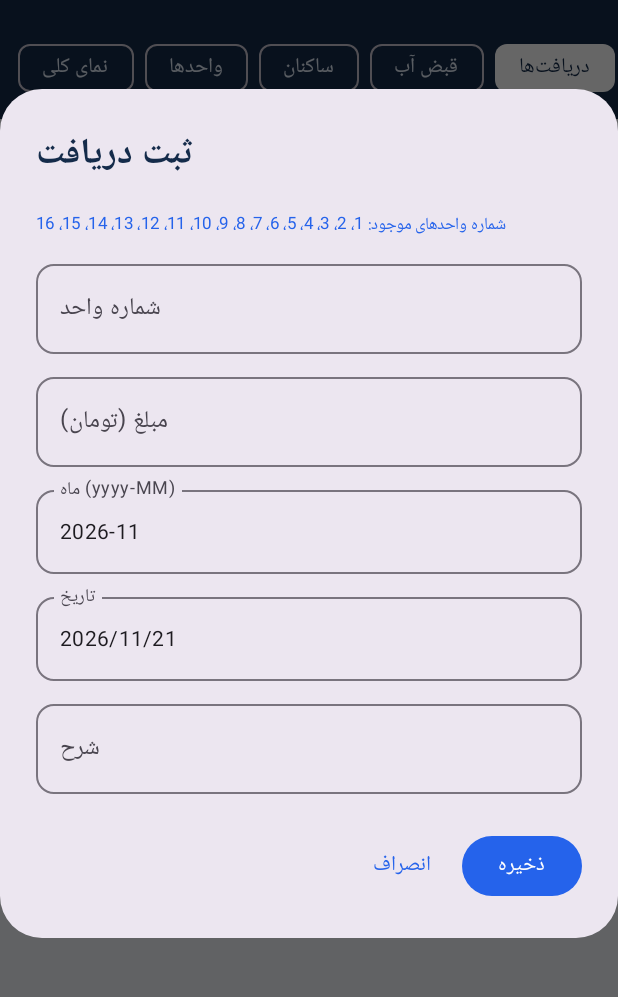
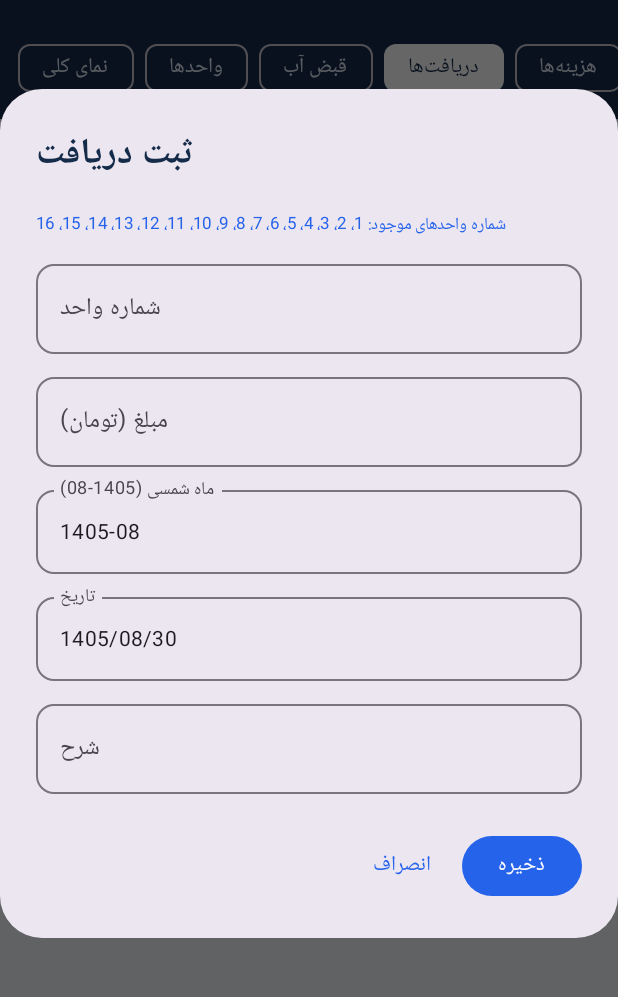
Before and after one commit to hajesi96/Sakhtemanmodir, an Android app built with Jetpack Compose: the screen it shows after launch (MainActivity), after a tap on "ثبت دریافت", on a phone screen of 412 x 824 dp, the part 104-1101 px from its top. Run offline under Robolectric (Android 15) with nearby library versions, the phone set to English and light mode, and no system bars; our stand-ins replace Room's generated code; 2 other taps on this screen came first.

Commit message:
Add files via upload

```diff
--- a/app/build.gradle.kts
+++ b/app/build.gradle.kts
@@ -12,8 +12,8 @@ android {
         applicationId = "ir.ehsan.building"
         minSdk = 24
         targetSdk = 35
-        versionCode = 2
-        versionName = "1.1.0"
+        versionCode = 3
+        versionName = "1.2.0"
     }
     buildFeatures { compose = true }
     compileOptions {
--- a/app/src/main/AndroidManifest.xml
+++ b/app/src/main/AndroidManifest.xml
@@ -1,5 +1,5 @@
 <manifest xmlns:android="http://schemas.android.com/apk/res/android">
-    <application android:allowBackup="true" android:label="مدیریت ساختمان" android:theme="@android:style/Theme.Material.Light.NoActionBar" android:supportsRtl="true">
+    <application android:icon="@mipmap/ic_launcher" android:roundIcon="@mipmap/ic_launcher_round" android:allowBackup="true" android:label="مدیریت ساختمان" android:theme="@android:style/Theme.Material.Light.NoActionBar" android:supportsRtl="true">
         <provider android:name="androidx.core.content.FileProvider" android:authorities="${applicationId}.provider" android:exported="false" android:grantUriPermissions="true"><meta-data android:name="android.support.FILE_PROVIDER_PATHS" android:resource="@xml/file_paths" /></provider>
         <activity android:name=".MainActivity" android:exported="true">
             <intent-filter>
--- a/app/src/main/java/ir/ehsan/building/MainActivity.kt
+++ b/app/src/main/java/ir/ehsan/building/MainActivity.kt
@@ -47,7 +47,14 @@ class MainActivity : ComponentActivity() {
 }
 
 private fun money(v: Long): String = NumberFormat.getNumberInstance(Locale("fa", "IR")).format(v) + " تومان"
-private fun currentMonth() = java.text.SimpleDateFormat("yyyy-MM", Locale.US).format(java.util.Date())
+private fun currentMonth(): String {
+    val cal = android.icu.util.PersianCalendar()
+    return "%04d-%02d".format(Locale.US, cal.get(android.icu.util.Calendar.YEAR), cal.get(android.icu.util.Calendar.MONTH) + 1)
+}
+private fun currentSolarDate(): String {
+    val cal = android.icu.util.PersianCalendar()
+    return "%04d/%02d/%02d".format(Locale.US, cal.get(android.icu.util.Calendar.YEAR), cal.get(android.icu.util.Calendar.MONTH) + 1, cal.get(android.icu.util.Calendar.DAY_OF_MONTH))
+}
 
 @Composable
 fun BuildingApp() {
@@ -79,7 +86,7 @@ fun BuildingApp() {
                 Icon(Icons.Default.Apartment, null, tint = Color.White, modifier = Modifier.size(32.dp))
             }
             Row(Modifier.fillMaxWidth().horizontalScroll(rememberScrollState()).padding(start = 12.dp, end = 12.dp, bottom = 10.dp), horizontalArrangement = Arrangement.spacedBy(7.dp)) {
-                listOf("نمای کلی", "واحدها", "ساکنان", "قبض آب", "دریافت‌ها", "هزینه‌ها", "گزارش ماهانه").forEach { item ->
+                listOf("نمای کلی", "واحدها", "قبض آب", "دریافت‌ها", "هزینه‌ها", "گزارش ماهانه").forEach { item ->
                     FilterChip(selected = tab == item, onClick = { tab = item }, label = { Text(item) }, colors = FilterChipDefaults.filterChipColors(selectedContainerColor = Color.White, selectedLabelColor = Navy, labelColor = Color(0xFFE0E9F5)))
                 }
             }
@@ -89,12 +96,11 @@ fun BuildingApp() {
             when (tab) {
                 "نمای کلی" -> Dashboard(units, residents, payments, expenses, month, onNavigate = { tab = it })
                 "واحدها" -> UnitScreen(units, residents, payments, onAdd = { dialog = "unit" }, onDelete = { id -> scope.launch { dao.deleteUnit(id) } })
-                "ساکنان" -> ResidentScreen(residents, units, onAdd = { dialog = "resident" }, onDelete = { id -> scope.launch { dao.deleteResident(id) } })
                 "قبض آب" -> WaterBillScreen(month, { month = it }, units, residents, waterBills, onSave = { m, total ->
                     scope.launch {
-                        val counts = units.associate { it.id to residents.count { r -> r.unitId == it.id } }
+                        val counts = units.associate { it.id to it.peopleCount }
                         val people = counts.values.sum()
-                        if (people == 0) { notice = "ابتدا ساکنان واحدها را ثبت کنید" } else {
+                        if (people == 0) { notice = "تعداد نفرات واحدها را در بخش واحدها ثبت کنید" } else {
                             val allocations = mutableListOf<WaterAllocationEntity>()
                             var allocated = 0L
                             val active = units.filter { (counts[it.id] ?: 0) > 0 }
@@ -129,7 +135,7 @@ fun BuildingApp() {
             scope.launch {
                 try {
                     when (dialog) {
-                        "unit" -> dao.insertUnit(UnitEntity(number = values[0].toInt(), ownerName = values[1], tenantName = values[2], fixedCharge = values[3].toLongOrNull() ?: 0))
+                        "unit" -> dao.insertUnit(UnitEntity(number = values[0].toInt(), ownerName = values[1], tenantName = values[2], phone = values[3], fixedCharge = values[4].toLongOrNull() ?: 0, peopleCount = values[5].toIntOrNull() ?: 0))
                         "resident" -> { val u = units.find { it.number == values[0].toIntOrNull() }; if (u != null) dao.insertResident(ResidentEntity(unitId = u.id, name = values[1], phone = values[2])) else notice = "شماره واحد پیدا نشد" }
                         "payment" -> { val u = units.find { it.number == values[0].toIntOrNull() }; if (u != null) dao.insertPayment(PaymentEntity(unitId = u.id, amount = values[1].toLongOrNull() ?: 0, monthKey = values[2], dateText = values[3], description = values[4])) else notice = "شماره واحد پیدا نشد" }
                         "expense" -> dao.insertExpense(ExpenseEntity(title = values[0], category = values[1], amount = values[2].toLongOrNull() ?: 0, monthKey = values[3], dateText = values[4], description = values[5]))
@@ -155,8 +161,8 @@ private fun Dashboard(
     val paid = monthPayments.sumOf { it.amount }
     val spent = monthExpenses.sumOf { it.amount }
     val net = paid - spent
-    val occupied = units.count { u -> residents.any { it.unitId == u.id } }
-    val totalPeople = residents.size
+    val occupied = units.count { it.peopleCount > 0 }
+    val totalPeople = units.sumOf { it.peopleCount }
     val progress = if (paid + spent == 0L) 0f else (paid.toFloat() / (paid + spent).toFloat()).coerceIn(0f, 1f)
 
     LazyColumn(Modifier.fillMaxSize().padding(horizontal = 16.dp, vertical = 14.dp), verticalArrangement = Arrangement.spacedBy(14.dp)) {
@@ -211,7 +217,7 @@ private fun Dashboard(
                         Text("مبنای تقسیم: تعداد ساکنان هر واحد", color = Color.Gray, fontSize = 11.sp)
                         Text("تعداد ساکنان ثبت‌شده: $totalPeople نفر", color = Blue, fontSize = 12.sp)
                     }
-                    TextButton(onClick = { onNavigate("ساکنان") }) { Text("بررسی") }
+                    TextButton(onClick = { onNavigate("واحدها") }) { Text("بررسی") }
                 }
             }
         }
@@ -272,7 +278,8 @@ private fun UnitScreen(units: List<UnitEntity>, residents: List<ResidentEntity>,
                     Column(Modifier.weight(1f).padding(horizontal = 12.dp)) {
                         Text("واحد ${u.number}", color = Navy, fontWeight = FontWeight.Bold)
                         Text("مالک: ${u.ownerName.ifBlank { "ثبت نشده" }}  ·  مستأجر: ${u.tenantName.ifBlank { "ندارد" }}", fontSize = 11.sp, color = Color.Gray)
-                        Text("ساکنان: ${residents.count { it.unitId == u.id }} نفر  |  شارژ: ${money(u.fixedCharge)}", fontSize = 11.sp, color = Green)
+                        Text("تعداد نفرات: ${u.peopleCount} نفر  |  شارژ: ${money(u.fixedCharge)}", fontSize = 11.sp, color = Green)
+                        if (u.phone.isNotBlank()) Text("تماس: ${u.phone}", fontSize = 11.sp, color = Color.Gray)
                     }
                     IconButton(onClick = { onDelete(u.id) }) { Icon(Icons.Default.DeleteOutline, null, tint = Red) }
                 }
@@ -337,7 +344,7 @@ private fun WaterBillScreen(
     onSave: (String, Long) -> Unit
 ) {
     var amountText by remember(month, bills) { mutableStateOf(bills.find { it.monthKey == month }?.totalAmount?.toString() ?: "") }
-    val people = residents.size
+    val people = units.sumOf { it.peopleCount }
     val amount = amountText.toLongOrNull()?.coerceAtLeast(0) ?: 0L
     val perPerson = if (people > 0) amount.toDouble() / people else 0.0
     LazyColumn(Modifier.fillMaxSize().padding(16.dp), verticalArrangement = Arrangement.spacedBy(12.dp)) {
@@ -346,7 +353,7 @@ private fun WaterBillScreen(
             Text("تقسیم بر اساس تعداد ساکنان ثبت‌شده در هر واحد", color = Color.Gray, fontSize = 12.sp)
         }
         item {
-            OutlinedTextField(value = month, onValueChange = onMonth, label = { Text("ماه قبض (yyyy-MM)") }, modifier = Modifier.fillMaxWidth(), singleLine = true)
+            OutlinedTextField(value = month, onValueChange = onMonth, label = { Text("ماه قبض شمسی (مثلاً 1405-08)") }, modifier = Modifier.fillMaxWidth(), singleLine = true)
             Spacer(Modifier.height(8.dp))
             OutlinedTextField(value = amountText, onValueChange = { amountText = it.filter(Char::isDigit) }, label = { Text("مبلغ کل قبض (تومان)") }, modifier = Modifier.fillMaxWidth(), singleLine = true)
         }
@@ -360,7 +367,7 @@ private fun WaterBillScreen(
             }
         }
         items(units, key = { it.id }) { unit ->
-            val count = residents.count { it.unitId == unit.id }
+            val count = unit.peopleCount
             val share = if (people > 0) (amount.toDouble() * count / people).toLong() else 0L
             Card(colors = CardDefaults.cardColors(containerColor = Color.White)) {
                 Row(Modifier.fillMaxWidth().padding(14.dp), verticalAlignment = Alignment.CenterVertically) {
@@ -388,9 +395,9 @@ private fun ReportScreen(month: String, onMonth: (String) -> Unit, units: List<U
     val paid = monthPayments.sumOf { it.amount }; val spent = monthExpenses.sumOf { it.amount }
     LazyColumn(Modifier.fillMaxSize().padding(16.dp), verticalArrangement = Arrangement.spacedBy(12.dp)) {
         item { Text("گزارش ماهانه", color = Navy, fontSize = 20.sp, fontWeight = FontWeight.Bold); Text("گزارش مالی قابل خروجی برای اکسل", color = Color.Gray, fontSize = 12.sp) }
-        item { OutlinedTextField(value = month, onValueChange = onMonth, label = { Text("ماه گزارش (مثلاً 2026-11)") }, modifier = Modifier.fillMaxWidth(), singleLine = true, shape = RoundedCornerShape(13.dp)) }
+        item { OutlinedTextField(value = month, onValueChange = onMonth, label = { Text("ماه گزارش شمسی (مثلاً 1405-08)") }, modifier = Modifier.fillMaxWidth(), singleLine = true, shape = RoundedCornerShape(13.dp)) }
         item { MetricCard("جمع شارژ ثابت", money(units.sumOf { it.fixedCharge }), Icons.Default.Payments, Blue, Modifier.fillMaxWidth()) }
-        item { MetricCard("تعداد ساکنان", residents.size.toString(), Icons.Default.People, Green, Modifier.fillMaxWidth()) }
+        item { MetricCard("تعداد نفرات", units.sumOf { it.peopleCount }.toString(), Icons.Default.People, Green, Modifier.fillMaxWidth()) }
         item { MetricCard("دریافتی ماه", money(paid), Icons.Default.AccountBalanceWallet, Green, Modifier.fillMaxWidth()) }
         item { MetricCard("هزینه ماه", money(spent), Icons.Default.ReceiptLong, Red, Modifier.fillMaxWidth()) }
         item { MetricCard("مانده خالص", money(paid - spent), Icons.Default.Analytics, Navy, Modifier.fillMaxWidth()) }
@@ -402,15 +409,15 @@ private fun ReportScreen(month: String, onMonth: (String) -> Unit, units: List<U
 @Composable
 private fun EntryDialog(type: String, units: List<UnitEntity>, onDismiss: () -> Unit, onSave: (List<String>) -> Unit) {
     val fields = when (type) {
-        "unit" -> listOf("شماره واحد", "نام مالک", "نام مستأجر", "شارژ ثابت (تومان)")
+        "unit" -> listOf("شماره واحد", "نام مالک", "نام مستأجر", "شماره تماس", "شارژ ثابت (تومان)", "تعداد نفرات")
         "resident" -> listOf("شماره واحد", "نام ساکن", "شماره تماس")
-        "payment" -> listOf("شماره واحد", "مبلغ (تومان)", "ماه (yyyy-MM)", "تاریخ", "شرح")
-        else -> listOf("عنوان هزینه", "دسته‌بندی", "مبلغ (تومان)", "ماه (yyyy-MM)", "تاریخ", "شرح")
+        "payment" -> listOf("شماره واحد", "مبلغ (تومان)", "ماه شمسی (1405-08)", "تاریخ", "شرح")
+        else -> listOf("عنوان هزینه", "دسته‌بندی", "مبلغ (تومان)", "ماه شمسی (1405-08)", "تاریخ", "شرح")
     }
-    val values = remember(type) { fields.map { if (it.startsWith("ماه")) currentMonth() else if (it == "تاریخ") java.text.SimpleDateFormat("yyyy/MM/dd", Locale.US).format(java.util.Date()) else "" }.toMutableStateList() }
+    val values = remember(type) { fields.map { if (it.startsWith("ماه")) currentMonth() else if (it == "تاریخ") currentSolarDate() else "" }.toMutableStateList() }
     AlertDialog(onDismissRequest = onDismiss, title = { Text(when(type) { "unit" -> "افزودن واحد"; "resident" -> "افزودن ساکن"; "payment" -> "ثبت دریافت"; else -> "ثبت هزینه" }, color = Navy, fontWeight = FontWeight.Bold) },
         text = { Column(Modifier.heightIn(max = 430.dp).verticalScroll(rememberScrollState()), verticalArrangement = Arrangement.spacedBy(7.dp)) {
-            if (type == "resident" || type == "payment") Text("شماره واحدهای موجود: ${units.joinToString("، ") { it.number.toString() }}", fontSize = 11.sp, color = Blue)
+            if (type == "payment") Text("شماره واحدهای موجود: ${units.joinToString("، ") { it.number.toString() }}", fontSize = 11.sp, color = Blue)
             fields.forEachIndexed { i, label -> OutlinedTextField(value = values[i], onValueChange = { values[i] = it }, label = { Text(label) }, modifier = Modifier.fillMaxWidth(), singleLine = true, shape = RoundedCornerShape(12.dp)) }
         } },
         confirmButton = { Button(onClick = { onSave(values.toList()) }) { Text("ذخیره") } }, dismissButton = { TextButton(onClick = onDismiss) { Text("انصراف") } })
--- a/app/src/main/java/ir/ehsan/building/data/BuildingDatabase.kt
+++ b/app/src/main/java/ir/ehsan/building/data/BuildingDatabase.kt
@@ -12,6 +12,8 @@ data class UnitEntity(
     val number: Int,
     val ownerName: String = "",
     val tenantName: String = "",
+    val phone: String = "",
+    val peopleCount: Int = 0,
     val fixedCharge: Long = 0,
     val note: String = ""
 )
@@ -79,7 +81,7 @@ interface BuildingDao {
     @Query("DELETE FROM expenses WHERE id = :id") suspend fun deleteExpense(id: Long)
 }
 
-@Database(entities = [UnitEntity::class, ResidentEntity::class, PaymentEntity::class, ExpenseEntity::class, WaterBillEntity::class, WaterAllocationEntity::class], version = 2, exportSchema = false)
+@Database(entities = [UnitEntity::class, ResidentEntity::class, PaymentEntity::class, ExpenseEntity::class, WaterBillEntity::class, WaterAllocationEntity::class], version = 3, exportSchema = false)
 abstract class BuildingDatabase : RoomDatabase() {
     abstract fun dao(): BuildingDao
     companion object {
@@ -92,6 +94,13 @@ abstract class BuildingDatabase : RoomDatabase() {
                         db.execSQL("CREATE TABLE IF NOT EXISTS water_allocations (monthKey TEXT NOT NULL, unitId INTEGER NOT NULL, residentCount INTEGER NOT NULL, amount INTEGER NOT NULL, PRIMARY KEY(monthKey, unitId))")
                         db.execSQL("CREATE INDEX IF NOT EXISTS index_water_allocations_unitId ON water_allocations(unitId)")
                     }
+                }, object : Migration(2, 3) {
+                    override fun migrate(db: SupportSQLiteDatabase) {
+                        db.execSQL("ALTER TABLE units ADD COLUMN phone TEXT NOT NULL DEFAULT ''")
+                        db.execSQL("ALTER TABLE units ADD COLUMN peopleCount INTEGER NOT NULL DEFAULT 0")
+                        db.execSQL("UPDATE units SET peopleCount = (SELECT COUNT(*) FROM residents WHERE residents.unitId = units.id)")
+                        db.execSQL("UPDATE units SET phone = COALESCE((SELECT phone FROM residents WHERE residents.unitId = units.id AND phone != '' ORDER BY id LIMIT 1), '')")
+                    }
                 }).build().also { INSTANCE = it }
         }
     }
--- a/app/src/main/java/ir/ehsan/building/export/XlsxExporter.kt
+++ b/app/src/main/java/ir/ehsan/building/export/XlsxExporter.kt
@@ -21,7 +21,7 @@ object XlsxExporter {
     fun export(context: Context, month: String, units: List<UnitEntity>, residents: List<ResidentEntity>, payments: List<PaymentEntity>, expenses: List<ExpenseEntity>, waterBill: WaterBillEntity?, waterAllocations: List<WaterAllocationEntity>): File {
         val rows = mutableListOf<List<Pair<String, Boolean>>>()
         rows += listOf("گزارش مالی ساختمان" to false, "ماه: $month" to false)
-        rows += listOf("تعداد واحدها" to false, units.size.toString() to true, "تعداد ساکنان" to false, residents.size.toString() to true)
+        rows += listOf("تعداد واحدها" to false, units.size.toString() to true, "تعداد ساکنان" to false, units.sumOf { it.peopleCount }.toString() to true)
         rows += listOf("جمع شارژ ثابت ماهانه" to false, units.sumOf { it.fixedCharge }.toString() to true, "جمع دریافتی" to false, payments.sumOf { it.amount }.toString() to true)
         rows += listOf("جمع هزینه‌ها" to false, expenses.sumOf { it.amount }.toString() to true, "مانده خالص" to false, (payments.sumOf { it.amount } - expenses.sumOf { it.amount }).toString() to true)
         rows.add(emptyList())
@@ -31,7 +31,7 @@ object XlsxExporter {
         rows.add(emptyList())
         rows += listOf("واحد" to false, "مالک" to false, "مستأجر" to false, "تعداد ساکن" to false, "شارژ ثابت" to false, "پرداخت این ماه" to false, "سهم آب (تعداد نفر)" to false)
         units.forEach { u ->
-            val people = residents.count { it.unitId == u.id }
+            val people = u.peopleCount
             val paid = payments.filter { it.unitId == u.id }.sumOf { it.amount }
             rows += listOf("${u.number}" to false, u.ownerName to false, u.tenantName to false, people.toString() to true, u.fixedCharge.toString() to true, paid.toString() to true, people.toString() to true)
         }
```
Also changed, not shown: app/src/main/res/mipmap-hdpi/ic_launcher.png (added), app/src/main/res/mipmap-hdpi/ic_launcher_round.png (added), app/src/main/res/mipmap-mdpi/ic_launcher.png (added), app/src/main/res/mipmap-mdpi/ic_launcher_round.png (added), app/src/main/res/mipmap-xhdpi/ic_launcher.png (added), app/src/main/res/mipmap-xhdpi/ic_launcher_round.png (added), app/src/main/res/mipmap-xxhdpi/ic_launcher.png (added), app/src/main/res/mipmap-xxhdpi/ic_launcher_round.png (added), app/src/main/res/mipmap-xxxhdpi/ic_launcher.png (added), app/src/main/res/mipmap-xxxhdpi/ic_launcher_round.png (added), 1 other file.
